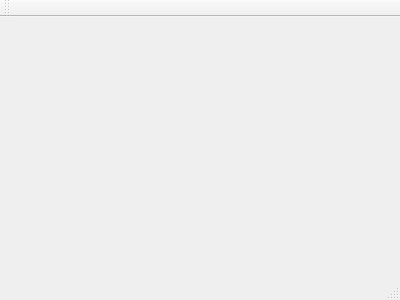
This is Cliente/Cliente_MILIB/mainwindow.ui in ce-box/CE2103-My-Invinsible-Library as Qt 5 draws it before an edit. The edited form follows.
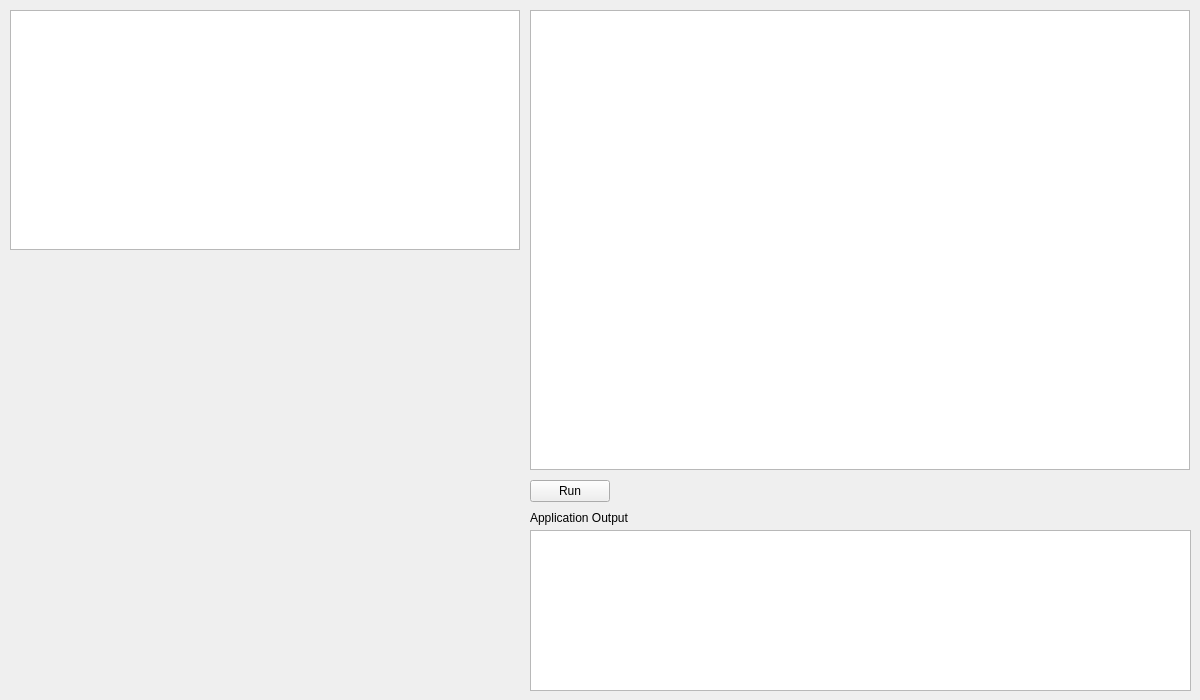
This is the edited form.

The edit to the form file:
```diff
--- a/Cliente/Cliente_MILIB/mainwindow.ui
+++ b/Cliente/Cliente_MILIB/mainwindow.ui
@@ -1,24 +1,96 @@
 <ui version="4.0">
  <class>MainWindow</class>
- <widget class="QMainWindow" name="MainWindow" >
-  <property name="geometry" >
+ <widget class="QMainWindow" name="MainWindow">
+  <property name="geometry">
    <rect>
     <x>0</x>
     <y>0</y>
-    <width>400</width>
-    <height>300</height>
+    <width>1200</width>
+    <height>700</height>
    </rect>
   </property>
   <property name="windowTitle" >
    <string>MainWindow</string>
   </property>
-  <widget class="QMenuBar" name="menuBar" />
-  <widget class="QToolBar" name="mainToolBar" />
-  <widget class="QWidget" name="centralWidget" />
-  <widget class="QStatusBar" name="statusBar" />
+  <widget class="QWidget" name="centralWidget">
+   <widget class="QFrame" name="mainFrame">
+    <property name="geometry">
+     <rect>
+      <x>0</x>
+      <y>0</y>
+      <width>1200</width>
+      <height>701</height>
+     </rect>
+    </property>
+    <property name="frameShape">
+     <enum>QFrame::Panel</enum>
+    </property>
+    <property name="frameShadow">
+     <enum>QFrame::Plain</enum>
+    </property>
+    <property name="lineWidth">
+     <number>0</number>
+    </property>
+    <widget class="QTextEdit" name="ideTextEdit">
+     <property name="geometry">
+      <rect>
+       <x>530</x>
+       <y>10</y>
+       <width>660</width>
+       <height>460</height>
+      </rect>
+     </property>
+    </widget>
+    <widget class="QPushButton" name="runPushButton">
+     <property name="geometry">
+      <rect>
+       <x>530</x>
+       <y>480</y>
+       <width>80</width>
+       <height>22</height>
+      </rect>
+     </property>
+     <property name="text">
+      <string>Run</string>
+     </property>
+    </widget>
+    <widget class="QTextEdit" name="appOutputTextEdit">
+     <property name="geometry">
+      <rect>
+       <x>530</x>
+       <y>530</y>
+       <width>661</width>
+       <height>161</height>
+      </rect>
+     </property>
+    </widget>
+    <widget class="QLabel" name="AppOutputLabel">
+     <property name="geometry">
+      <rect>
+       <x>530</x>
+       <y>510</y>
+       <width>111</width>
+       <height>16</height>
+      </rect>
+     </property>
+     <property name="text">
+      <string>Application Output</string>
+     </property>
+    </widget>
+    <widget class="QTableWidget" name="metadataTable">
+     <property name="geometry">
+      <rect>
+       <x>10</x>
+       <y>10</y>
+       <width>510</width>
+       <height>240</height>
+      </rect>
+     </property>
+    </widget>
+   </widget>
+  </widget>
  </widget>
- <layoutDefault spacing="6" margin="11" />
- <pixmapfunction></pixmapfunction>
+ <layoutdefault spacing="6" margin="11"/>
  <resources/>
  <connections/>
 </ui>
```
Left out of the diff: 3 changed lines with no effect on the pictures.
